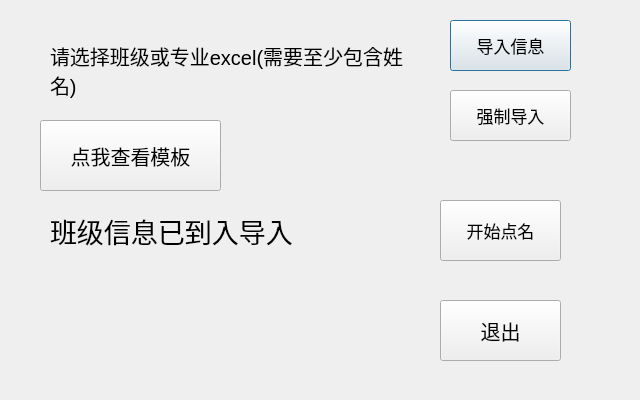
Above: conf/name.ui from lcc-666/choose_name before the change. Below: the same form after it.
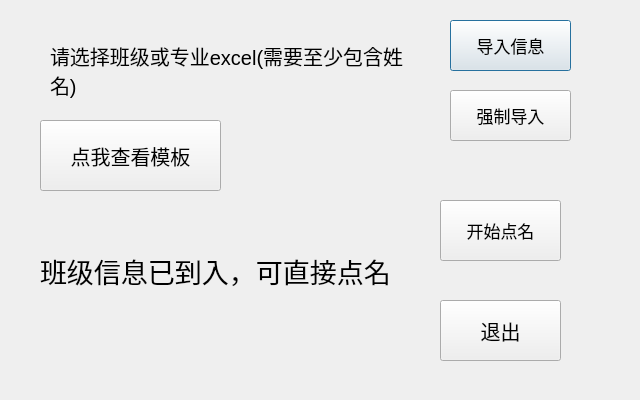
That is the form after the change.

```diff
--- a/conf/name.ui
+++ b/conf/name.ui
@@ -64,8 +64,8 @@
   <widget class="QLabel" name="label_2">
    <property name="geometry">
     <rect>
-     <x>50</x>
-     <y>180</y>
+     <x>40</x>
+     <y>220</y>
      <width>351</width>
      <height>101</height>
     </rect>
@@ -76,7 +76,10 @@
     </font>
    </property>
    <property name="text">
-    <string>班级信息已到入导入</string>
+    <string>班级信息已到入，可直接点名</string>
+   </property>
+   <property name="wordWrap">
+    <bool>true</bool>
    </property>
   </widget>
   <widget class="QPushButton" name="pushButton">
```
